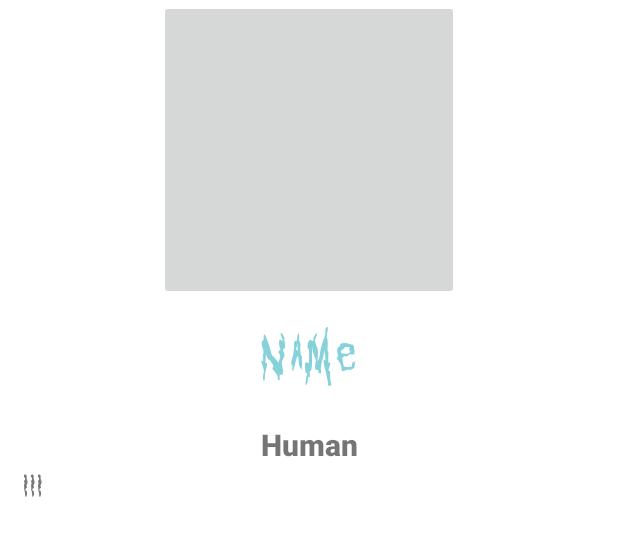
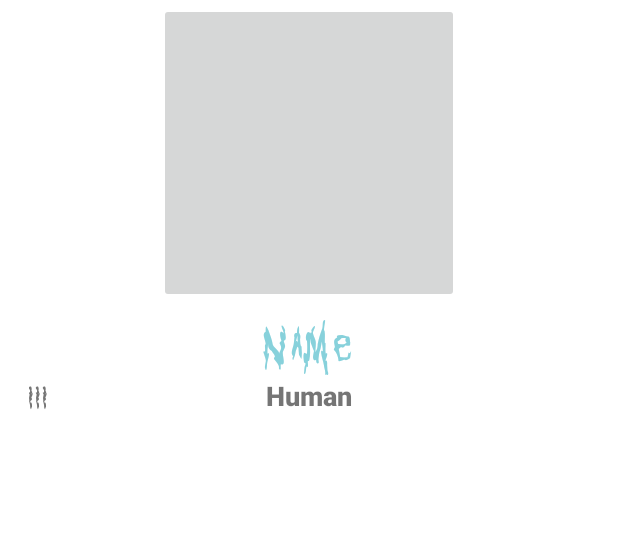
Before and after one commit to Valeriu1/Rick_and_Morty_App, an Android app: the layout item_multiple_characters.xml on its own in the app's theme, with its tools: preview values and no code run, on a phone screen of 412 x 824 dp. Shown: the top 536 px of the screen. Run offline under Robolectric (Android 15) with nearby library versions, the light colour scheme and no system bars.

Commit message:
changed the layout of the Multiple characters fragment

```diff
--- a/app/src/main/res/layout/item_multiple_characters.xml
+++ b/app/src/main/res/layout/item_multiple_characters.xml
@@ -1,5 +1,5 @@
 <?xml version="1.0" encoding="utf-8"?>
-<LinearLayout xmlns:android="http://schemas.android.com/apk/res/android"
+<androidx.constraintlayout.widget.ConstraintLayout xmlns:android="http://schemas.android.com/apk/res/android"
     xmlns:app="http://schemas.android.com/apk/res-auto"
     xmlns:tools="http://schemas.android.com/tools"
     android:layout_width="match_parent"
@@ -12,14 +12,23 @@
         android:layout_width="200dp"
         android:layout_height="200dp"
         android:layout_gravity="center"
+        android:layout_marginTop="2dp"
         android:cropToPadding="true"
-        android:padding="10dp" />
+        android:padding="10dp"
+        app:layout_constraintEnd_toEndOf="parent"
+        app:layout_constraintStart_toStartOf="parent"
+        app:layout_constraintTop_toTopOf="parent" />
 
 
     <androidx.constraintlayout.widget.ConstraintLayout
         android:id="@+id/linearLayoutMultChar"
         android:layout_width="match_parent"
-        android:layout_height="150dp">
+        android:layout_height="wrap_content"
+        android:layout_marginHorizontal="10dp"
+        android:layout_marginBottom="5dp"
+        android:padding="5dp"
+        app:layout_constraintTop_toBottomOf="@+id/multipleCharactersImageButton"
+        tools:layout_editor_absoluteX="9dp">
 
         <TextView
             android:id="@+id/speciesMultChar"
@@ -28,16 +37,15 @@
             android:fontFamily="sans-serif-black"
             android:gravity="center"
             android:text="Human"
-            android:textSize="20sp"
+            android:textSize="18sp"
             app:layout_constraintBottom_toBottomOf="parent"
             app:layout_constraintEnd_toEndOf="parent"
             app:layout_constraintStart_toStartOf="parent"
-            app:layout_constraintTop_toTopOf="parent"
-            app:layout_constraintVertical_bias="0.674" />
+            app:layout_constraintTop_toBottomOf="@+id/multipleCharactersCardViewHolderTextView" />
 
         <TextView
             android:id="@+id/multipleCharactersCardViewHolderTextView"
-            android:layout_width="wrap_content"
+            android:layout_width="match_parent"
             android:layout_height="wrap_content"
             android:fontFamily="@font/get_schwifty"
 
@@ -45,7 +53,7 @@
             android:gravity="center"
             android:text="Name"
             android:textColor="@color/rick"
-            android:textSize="30sp"
+            android:textSize="28sp"
             app:layout_constraintBottom_toBottomOf="parent"
             app:layout_constraintEnd_toEndOf="parent"
             app:layout_constraintHorizontal_bias="0.502"
@@ -57,15 +65,15 @@
             android:id="@+id/numberTheId"
             android:layout_width="50dp"
             android:layout_height="wrap_content"
-            android:layout_marginStart="16dp"
+            android:layout_marginStart="4dp"
             android:fontFamily="@font/get_schwifty"
             android:text="111"
             android:textSize="15sp"
             app:layout_constraintBottom_toBottomOf="parent"
             app:layout_constraintStart_toStartOf="parent"
             app:layout_constraintTop_toTopOf="parent"
-            app:layout_constraintVertical_bias="0.878" />
+            app:layout_constraintVertical_bias="1.0" />
 
     </androidx.constraintlayout.widget.ConstraintLayout>
 
-</LinearLayout>
+</androidx.constraintlayout.widget.ConstraintLayout>
```
